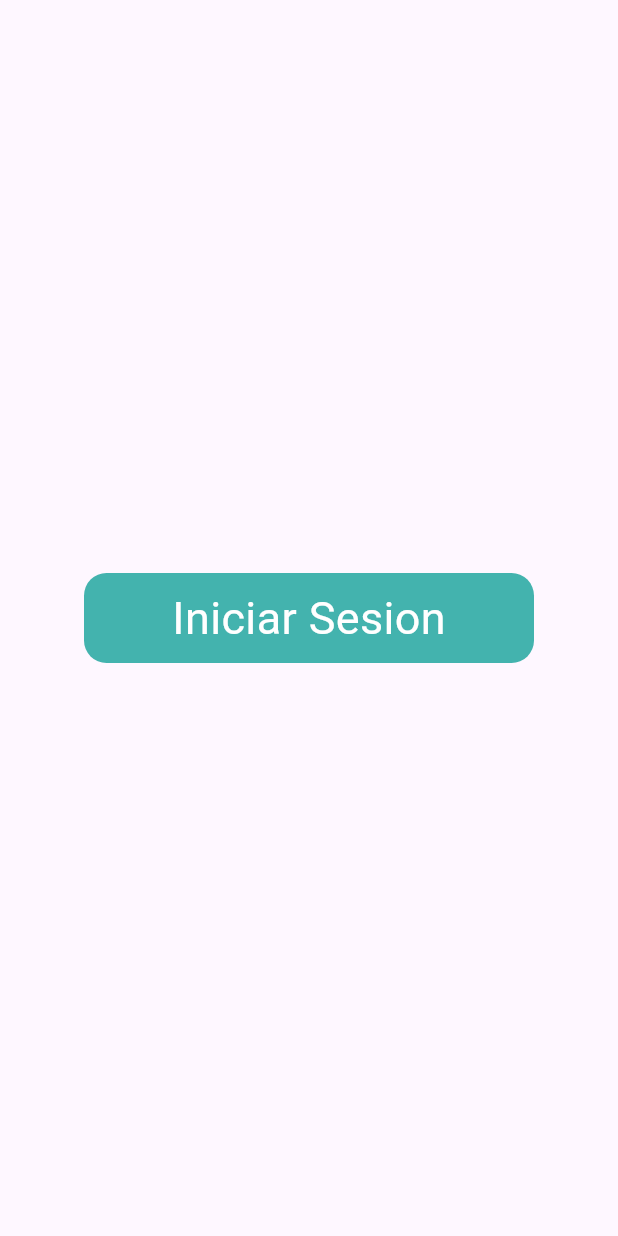
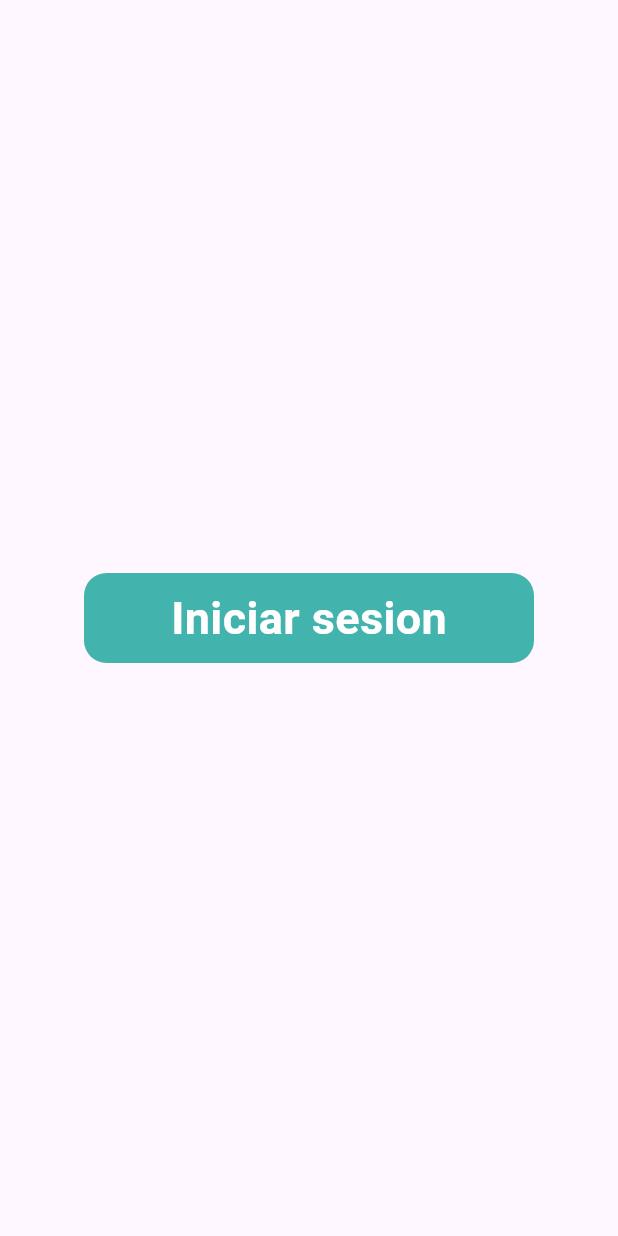
Before and after one commit to RonyPony/takki_front, a Flutter app: the screen it shows after launch, on a phone screen of 412 x 824 dp. Run offline on Flutter 3.47's test engine with Material 3 defaults, Android fonts, the light colour scheme and no system bars; our stand-ins replace google_fonts; Roboto replaces fonts that are missing (Imprima).

Commit message:
adding google fonts

```diff
--- a/takki/lib/main.dart
+++ b/takki/lib/main.dart
@@ -15,7 +15,7 @@ class MainApp extends StatelessWidget {
       routes: routes,
       home:  Scaffold(
         body: Center(
-          child: ButtonWidget(text: 'Iniciar Sesion',onPressed: () {
+          child: ButtonWidget(text: 'Iniciar sesion',onPressed: () {
             print('Hello World!');
           },),
         ),
--- a/takki/lib/widgets/button.widget.dart
+++ b/takki/lib/widgets/button.widget.dart
@@ -1,7 +1,16 @@
 import 'package:flutter/material.dart';
+import 'package:google_fonts/google_fonts.dart';
 
 class ButtonWidget extends StatefulWidget {
-  const ButtonWidget({super.key, required this.text, this.textColor = Colors.white, this.width=300, this.height=60, this.fontSize=30, this.onPressed,});
+  const ButtonWidget({
+    super.key,
+    required this.text,
+    this.textColor = Colors.white,
+    this.width = 300,
+    this.height = 60,
+    this.fontSize = 30,
+    this.onPressed,
+  });
   final String text;
 
   final Color textColor;
@@ -29,7 +38,17 @@ class _ButtonWidgetState extends State<ButtonWidget> {
         child: Row(
           mainAxisAlignment: MainAxisAlignment.center,
           children: [
-            Text(widget.text, style: TextStyle(color: widget.textColor, fontSize: widget.fontSize, fontWeight: FontWeight.normal)),
+            // Text(widget.text, style: TextStyle(color: widget.textColor, fontSize: widget.fontSize, fontWeight: FontWeight.normal)),
+            Text(
+              widget.text,
+              style: GoogleFonts.imprima(
+                textStyle: TextStyle(
+                  fontSize: widget.fontSize,
+                  color: widget.textColor,
+                  fontWeight: FontWeight.bold,
+                ),
+              ),
+            ),
           ],
         ),
       ),
--- a/takki/pubspec.yaml
+++ b/takki/pubspec.yaml
@@ -9,6 +9,7 @@ environment:
 dependencies:
   flutter:
     sdk: flutter
+  google_fonts: ^6.1.0
 
 dev_dependencies:
   flutter_test:
```
Also changed, not shown: takki/pubspec.lock, 1 other file.
